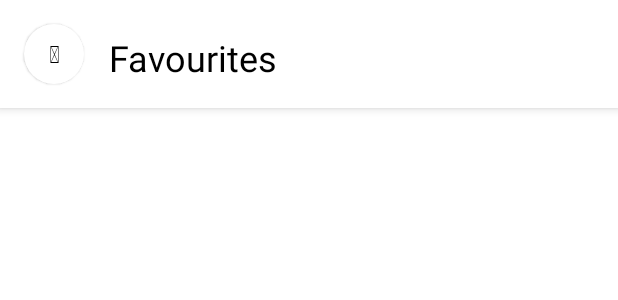
After one commit to kylehellstrom-22343261/CS4084-Group_27, an Android app: the layout activity_favourites.xml on its own in the app's theme, with its tools: preview values and no code run, on a phone screen of 412 x 824 dp. The commit adds this screen. Shown: the top 300 px of the screen. Run offline under Robolectric (Android 15) with nearby library versions, the light colour scheme and no system bars.

Commit message:
Added favourites activity fonts

```diff
--- a/app/src/main/AndroidManifest.xml
+++ b/app/src/main/AndroidManifest.xml
@@ -21,9 +21,8 @@
                 <category android:name="android.intent.category.LAUNCHER" />
             </intent-filter>
         </activity>
-        <activity
-            android:name=".view.activity.ProfileActivity"
-            android:exported="true"></activity>
+        <activity android:name=".view.activity.SettingsActivity"></activity>
+        <activity android:name=".view.activity.FavouritesActivity" />
 
     </application>
 
--- a/app/src/main/java/com/example/unieats/view/adapter/RestaurantAdapter.java
+++ b/app/src/main/java/com/example/unieats/view/adapter/RestaurantAdapter.java
@@ -1,5 +1,6 @@
 package com.example.unieats.view.adapter;
 
+import android.net.Uri;
 import android.view.LayoutInflater;
 import android.view.View;
 import android.view.ViewGroup;
--- /dev/null
+++ b/app/src/main/res/layout/activity_favourites.xml
@@ -0,0 +1,54 @@
+<LinearLayout xmlns:android="http://schemas.android.com/apk/res/android"
+    android:layout_width="match_parent"
+    android:layout_height="match_parent"
+    android:background="#FFFFFF"
+    android:orientation="vertical">
+
+
+    <!-- Header with shadow -->
+    <FrameLayout
+        android:layout_width="match_parent"
+        android:layout_height="wrap_content"
+        android:background="#FFFFFF"
+        android:elevation="4dp">
+
+        <LinearLayout
+            android:layout_width="match_parent"
+            android:layout_height="match_parent"
+            android:orientation="horizontal">
+
+
+            <!-- Favourites -->
+            <Button
+                android:id="@+id/backButton"
+                android:layout_width="40dp"
+                android:layout_height="40dp"
+                android:layout_gravity="center_vertical"
+                android:layout_margin="16dp"
+                android:background="@drawable/circular_button_bg"
+                android:contentDescription="Back"
+                android:elevation="1dp"
+                android:fontFamily="@font/fa_solid"
+                android:gravity="center"
+                android:padding="0dp"
+                android:stateListAnimator="@null"
+                android:text="\uf060"
+                android:textColor="@color/black"
+                android:textSize="16sp" />
+
+
+            <TextView
+                android:layout_width="wrap_content"
+                android:layout_height="wrap_content"
+                android:layout_gravity="center"
+                android:text="Favourites"
+                android:textColor="@color/black"
+                android:paddingTop="5dp"
+                android:gravity="center"
+                android:textSize="24sp"/>
+        </LinearLayout>
+    </FrameLayout>
+
+    <!-- Main Container-->
+
+</LinearLayout>
--- a/app/src/main/res/layout/activity_profile.xml
+++ b/app/src/main/res/layout/activity_settings.xml
@@ -18,7 +18,7 @@
             android:orientation="horizontal">
 
 
-            <!-- Profile -->
+            <!-- Settings -->
             <Button
                 android:id="@+id/backButton"
                 android:layout_width="40dp"
--- a/app/src/main/res/layout/item_restaurant_header.xml
+++ b/app/src/main/res/layout/item_restaurant_header.xml
@@ -7,7 +7,7 @@
     android:text="@string/restaurant_header"
     android:textSize="24sp"
     android:textColor="@color/black"
+    android:textStyle="bold"
     android:paddingTop="5dp"
-    android:fontFamily="@font/bauhaus_font"
     android:layout_marginTop="16dp"
     android:paddingBottom="8dp"/>
--- a/app/src/main/res/values-night/themes.xml
+++ b/app/src/main/res/values-night/themes.xml
@@ -6,7 +6,7 @@
         <item name="android:windowBackground">@color/white</item>
         <item name="android:textColor">@color/black</item>
         <item name="android:navigationBarColor">@color/white</item>
-        <item name="android:fontFamily">@font/bauhaus_font</item>
+<!--        <item name="android:fontFamily">@font/bauhaus_font</item>-->
 
     </style>
 </resources>
--- a/app/src/main/res/values/themes.xml
+++ b/app/src/main/res/values/themes.xml
@@ -6,7 +6,7 @@
         <item name="colorOnPrimary">@color/black</item>
         <item name="android:windowBackground">@color/black</item>
         <item name="android:navigationBarColor">@color/white</item>
-        <item name="android:fontFamily">@font/bauhaus_font</item>
+<!--        <item name="android:fontFamily">@font/bauhaus_font</item>-->
         <item name="android:textColor">@color/black</item>
     </style>
 
```
Also changed, not shown: app/src/main/java/com/example/unieats/view/activity/FavouritesActivity.java (renamed from app/src/main/java/com/example/unieats/view/activity/ProfileActivity.java, +5 -6 lines), app/src/main/java/com/example/unieats/view/activity/MainActivity.java (+19 -9 lines), app/src/main/java/com/example/unieats/view/activity/SettingsActivity.java (added, +35 -0 lines), app/src/main/res/layout/activity_main.xml (+4 -4 lines).
